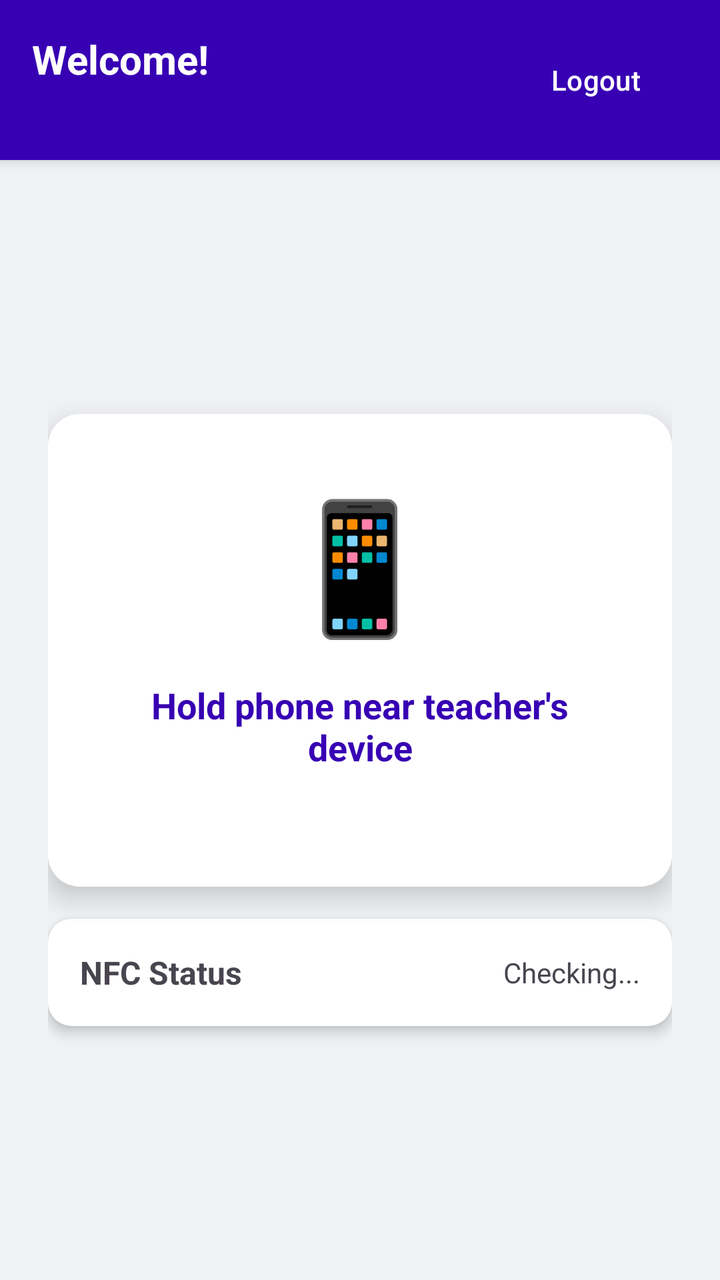
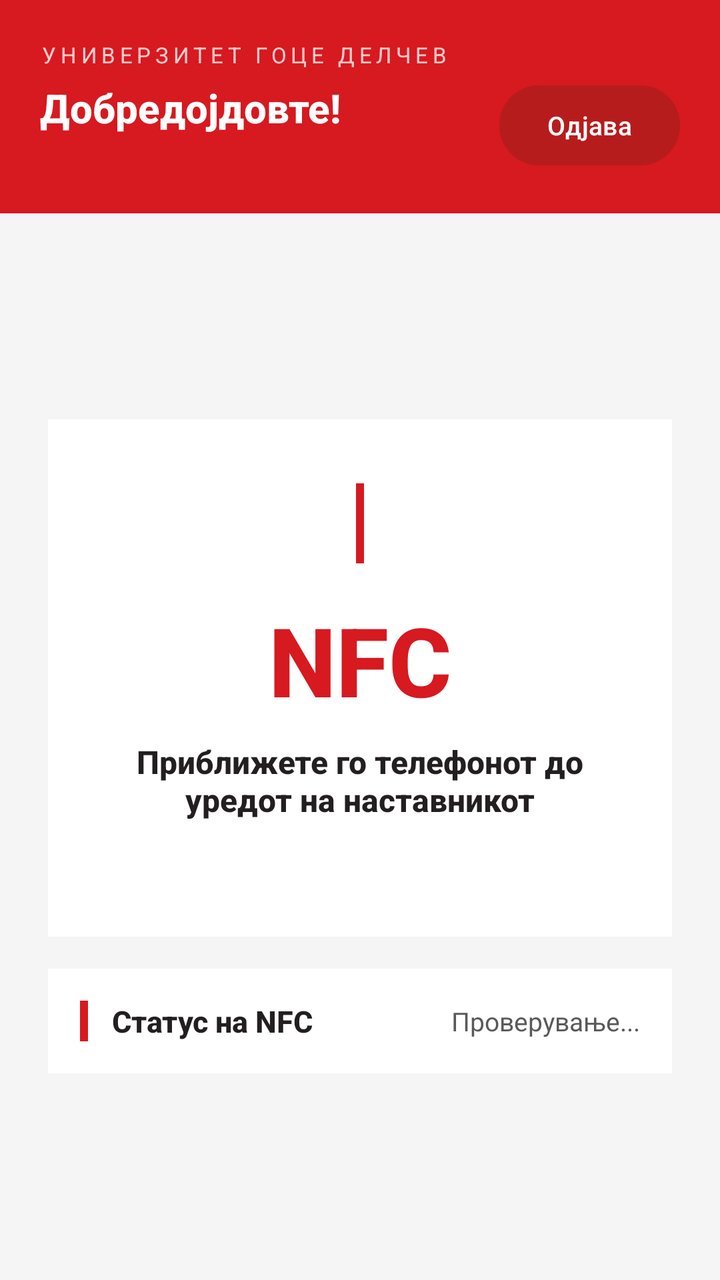

An Android layout rendered at two revisions. The XML below is the earlier revision; the diff shows what the commit changed to produce the second picture.
<!-- AndroidManifest.xml: application theme Theme.StudentApp -->
<!-- res/layout/activity_student_dashboard.xml -->
<?xml version="1.0" encoding="utf-8"?>
<LinearLayout xmlns:android="http://schemas.android.com/apk/res/android"
    android:layout_width="match_parent"
    android:layout_height="match_parent"
    android:orientation="vertical"
    android:fitsSystemWindows="true"
    android:background="#F0F2F5">

    
    <LinearLayout
        android:layout_width="match_parent"
        android:layout_height="wrap_content"
        android:orientation="horizontal"
        android:padding="16dp"
        android:background="#3700B3"
        android:elevation="4dp">

        <LinearLayout
            android:layout_width="0dp"
            android:layout_height="wrap_content"
            android:layout_weight="1"
            android:orientation="vertical">

            <TextView
                android:id="@+id/txtWelcome"
                android:layout_width="match_parent"
                android:layout_height="wrap_content"
                android:text="Welcome!"
                android:textColor="@android:color/white"
                android:textSize="20sp"
                android:textStyle="bold"/>

            <TextView
                android:id="@+id/txtStudentId"
                android:layout_width="match_parent"
                android:layout_height="wrap_content"
                android:textColor="#B39DDB"
                android:textSize="14sp"/>

        </LinearLayout>

        <Button
            android:id="@+id/btnLogout"
            android:layout_width="wrap_content"
            android:layout_height="wrap_content"
            android:text="Logout"
            android:textColor="@android:color/white"
            android:backgroundTint="#3700B3"
            android:textSize="14sp"/>

    </LinearLayout>

    
    <LinearLayout
        android:layout_width="match_parent"
        android:layout_height="0dp"
        android:layout_weight="1"
        android:orientation="vertical"
        android:gravity="center"
        android:padding="24dp">

        <androidx.cardview.widget.CardView
            xmlns:app="http://schemas.android.com/apk/res-auto"
            android:layout_width="match_parent"
            android:layout_height="wrap_content"
            app:cardCornerRadius="16dp"
            app:cardElevation="8dp"
            android:layout_marginBottom="16dp">

            <LinearLayout
                android:layout_width="match_parent"
                android:layout_height="wrap_content"
                android:orientation="vertical"
                android:gravity="center"
                android:padding="32dp"
                android:background="@android:color/white">

                <TextView
                    android:layout_width="wrap_content"
                    android:layout_height="wrap_content"
                    android:text="📱"
                    android:textSize="64sp"
                    android:layout_marginBottom="16dp"/>

                <TextView
                    android:id="@+id/txtNfcStatus"
                    android:layout_width="match_parent"
                    android:layout_height="wrap_content"
                    android:text="Hold phone near teacher's device"
                    android:textSize="18sp"
                    android:gravity="center"
                    android:textStyle="bold"
                    android:textColor="#3700B3"
                    android:layout_marginBottom="8dp"/>

                <TextView
                    android:id="@+id/txtLastAttendance"
                    android:layout_width="match_parent"
                    android:layout_height="wrap_content"
                    android:textSize="13sp"
                    android:gravity="center"
                    android:textColor="@android:color/darker_gray"/>

            </LinearLayout>

        </androidx.cardview.widget.CardView>

        
        <androidx.cardview.widget.CardView
            xmlns:app="http://schemas.android.com/apk/res-auto"
            android:layout_width="match_parent"
            android:layout_height="wrap_content"
            app:cardCornerRadius="12dp"
            app:cardElevation="4dp">

            <LinearLayout
                android:layout_width="match_parent"
                android:layout_height="wrap_content"
                android:orientation="horizontal"
                android:padding="16dp"
                android:background="@android:color/white"
                android:gravity="center_vertical">

                <TextView
                    android:layout_width="0dp"
                    android:layout_height="wrap_content"
                    android:layout_weight="1"
                    android:text="NFC Status"
                    android:textStyle="bold"
                    android:textSize="16sp"/>

                <TextView
                    android:id="@+id/txtNfcEnabled"
                    android:layout_width="wrap_content"
                    android:layout_height="wrap_content"
                    android:text="Checking..."
                    android:textSize="14sp"/>

            </LinearLayout>

        </androidx.cardview.widget.CardView>

    </LinearLayout>

</LinearLayout>
<!-- resources referenced by this layout -->
<resources>
  <style name="Theme.StudentApp" parent="Base.Theme.StudentApp" />
  <style name="Base.Theme.StudentApp" parent="Theme.Material3.DayNight">
          <item name="colorPrimary">#FF3700B3</item>
          <item name="colorPrimaryDark">#FF3700B3</item>
          <item name="colorAccent">#FF3700B3</item>
      </style>
</resources>

<!-- the commit's change to res/layout/activity_student_dashboard.xml (unified diff, before → after) -->
@@ -4,49 +4,68 @@
     android:layout_height="match_parent"
     android:orientation="vertical"
     android:fitsSystemWindows="true"
-    android:background="#F0F2F5">
+    android:background="#F5F5F5">
 
     
     <LinearLayout
         android:layout_width="match_parent"
         android:layout_height="wrap_content"
-        android:orientation="horizontal"
-        android:padding="16dp"
-        android:background="#3700B3"
-        android:elevation="4dp">
+        android:orientation="vertical"
+        android:background="#D71920"
+        android:padding="20dp">
+
+        <TextView
+            android:layout_width="match_parent"
+            android:layout_height="wrap_content"
+            android:text="УНИВЕРЗИТЕТ ГОЦЕ ДЕЛЧЕВ"
+            android:textSize="11sp"
+            android:textColor="#FFCCCC"
+            android:letterSpacing="0.2"
+            android:fontFamily="sans-serif"
+            android:layout_marginBottom="4dp"/>
 
         <LinearLayout
-            android:layout_width="0dp"
+            android:layout_width="match_parent"
             android:layout_height="wrap_content"
-            android:layout_weight="1"
-            android:orientation="vertical">
+            android:orientation="horizontal"
+            android:gravity="center_vertical">
 
-            <TextView
-                android:id="@+id/txtWelcome"
-                android:layout_width="match_parent"
+            <LinearLayout
+                android:layout_width="0dp"
                 android:layout_height="wrap_content"
-                android:text="Welcome!"
+                android:layout_weight="1"
+                android:orientation="vertical">
+
+                <TextView
+                    android:id="@+id/txtWelcome"
+                    android:layout_width="match_parent"
+                    android:layout_height="wrap_content"
+                    android:text="Добредојдовте!"
+                    android:textColor="@android:color/white"
+                    android:textSize="20sp"
+                    android:textStyle="bold"
+                    android:fontFamily="sans-serif-medium"/>
+
+                <TextView
+                    android:id="@+id/txtStudentId"
+                    android:layout_width="match_parent"
+                    android:layout_height="wrap_content"
+                    android:textColor="#FFCCCC"
+                    android:textSize="13sp"
+                    android:fontFamily="sans-serif"/>
+
+            </LinearLayout>
+
+            <Button
+                android:id="@+id/btnLogout"
+                android:layout_width="wrap_content"
+                android:layout_height="wrap_content"
+                android:text="Одјава"
                 android:textColor="@android:color/white"
-                android:textSize="20sp"
-                android:textStyle="bold"/>
-
-            <TextView
-                android:id="@+id/txtStudentId"
-                android:layout_width="match_parent"
-                android:layout_height="wrap_content"
-                android:textColor="#B39DDB"
-                android:textSize="14sp"/>
+                android:backgroundTint="#B71C1C"
+                android:textSize="13sp"/>
 
         </LinearLayout>
-
-        <Button
-            android:id="@+id/btnLogout"
-            android:layout_width="wrap_content"
-            android:layout_height="wrap_content"
-            android:text="Logout"
-            android:textColor="@android:color/white"
-            android:backgroundTint="#3700B3"
-            android:textSize="14sp"/>
 
     </LinearLayout>
 
@@ -59,86 +78,90 @@
         android:gravity="center"
         android:padding="24dp">
 
-        <androidx.cardview.widget.CardView
-            xmlns:app="http://schemas.android.com/apk/res-auto"
+        <LinearLayout
             android:layout_width="match_parent"
             android:layout_height="wrap_content"
-            app:cardCornerRadius="16dp"
-            app:cardElevation="8dp"
+            android:orientation="vertical"
+            android:background="@android:color/white"
+            android:padding="32dp"
+            android:gravity="center"
             android:layout_marginBottom="16dp">
 
-            <LinearLayout
+            <View
+                android:layout_width="4dp"
+                android:layout_height="40dp"
+                android:background="#D71920"
+                android:layout_marginBottom="16dp"/>
+
+            <TextView
                 android:layout_width="match_parent"
                 android:layout_height="wrap_content"
-                android:orientation="vertical"
+                android:text="NFC"
+                android:textSize="48sp"
+                android:textStyle="bold"
                 android:gravity="center"
-                android:padding="32dp"
-                android:background="@android:color/white">
+                android:textColor="#D71920"
+                android:fontFamily="sans-serif-medium"
+                android:layout_marginBottom="8dp"/>
 
-                <TextView
-                    android:layout_width="wrap_content"
-                    android:layout_height="wrap_content"
-                    android:text="📱"
-                    android:textSize="64sp"
-                    android:layout_marginBottom="16dp"/>
+            <TextView
+                android:id="@+id/txtNfcStatus"
+                android:layout_width="match_parent"
+                android:layout_height="wrap_content"
+                android:text="Приближете го телефонот до уредот на наставникот"
+                android:textSize="16sp"
+                android:gravity="center"
+                android:textStyle="bold"
+                android:textColor="#231F20"
+                android:fontFamily="sans-serif-medium"
+                android:layout_marginBottom="8dp"/>
 
-                <TextView
-                    android:id="@+id/txtNfcStatus"
-                    android:layout_width="match_parent"
-                    android:layout_height="wrap_content"
-                    android:text="Hold phone near teacher's device"
-                    android:textSize="18sp"
-                    android:gravity="center"
-                    android:textStyle="bold"
-                    android:textColor="#3700B3"
-                    android:layout_marginBottom="8dp"/>
+            <TextView
+                android:id="@+id/txtLastAttendance"
+                android:layout_width="match_parent"
+                android:layout_height="wrap_content"
+                android:textSize="13sp"
+                android:gravity="center"
+                android:textColor="#58595B"
+                android:fontFamily="sans-serif"/>
 
-                <TextView
-                    android:id="@+id/txtLastAttendance"
-                    android:layout_width="match_parent"
-                    android:layout_height="wrap_content"
-                    android:textSize="13sp"
-                    android:gravity="center"
-                    android:textColor="@android:color/darker_gray"/>
-
-            </LinearLayout>
-
-        </androidx.cardview.widget.CardView>
+        </LinearLayout>
 
         
-        <androidx.cardview.widget.CardView
-            xmlns:app="http://schemas.android.com/apk/res-auto"
+        <LinearLayout
             android:layout_width="match_parent"
             android:layout_height="wrap_content"
-            app:cardCornerRadius="12dp"
-            app:cardElevation="4dp">
+            android:orientation="horizontal"
+            android:padding="16dp"
+            android:background="@android:color/white"
+            android:gravity="center_vertical">
 
-            <LinearLayout
-                android:layout_width="match_parent"
+            <View
+                android:layout_width="4dp"
+                android:layout_height="match_parent"
+                android:background="#D71920"
+                android:layout_marginEnd="12dp"/>
+
+            <TextView
+                android:layout_width="0dp"
                 android:layout_height="wrap_content"
-                android:orientation="horizontal"
-                android:padding="16dp"
-                android:background="@android:color/white"
-                android:gravity="center_vertical">
+                android:layout_weight="1"
+                android:text="Статус на NFC"
+                android:textStyle="bold"
+                android:textSize="15sp"
+                android:textColor="#231F20"
+                android:fontFamily="sans-serif-medium"/>
 
-                <TextView
-                    android:layout_width="0dp"
-                    android:layout_height="wrap_content"
-                    android:layout_weight="1"
-                    android:text="NFC Status"
-                    android:textStyle="bold"
-                    android:textSize="16sp"/>
+            <TextView
+                android:id="@+id/txtNfcEnabled"
+                android:layout_width="wrap_content"
+                android:layout_height="wrap_content"
+                android:text="Проверување..."
+                android:textSize="13sp"
+                android:textColor="#58595B"
+                android:fontFamily="sans-serif"/>
 
-                <TextView
-                    android:id="@+id/txtNfcEnabled"
-                    android:layout_width="wrap_content"
-                    android:layout_height="wrap_content"
-                    android:text="Checking..."
-                    android:textSize="14sp"/>
-
-            </LinearLayout>
-
-        </androidx.cardview.widget.CardView>
+        </LinearLayout>
 
     </LinearLayout>
 
